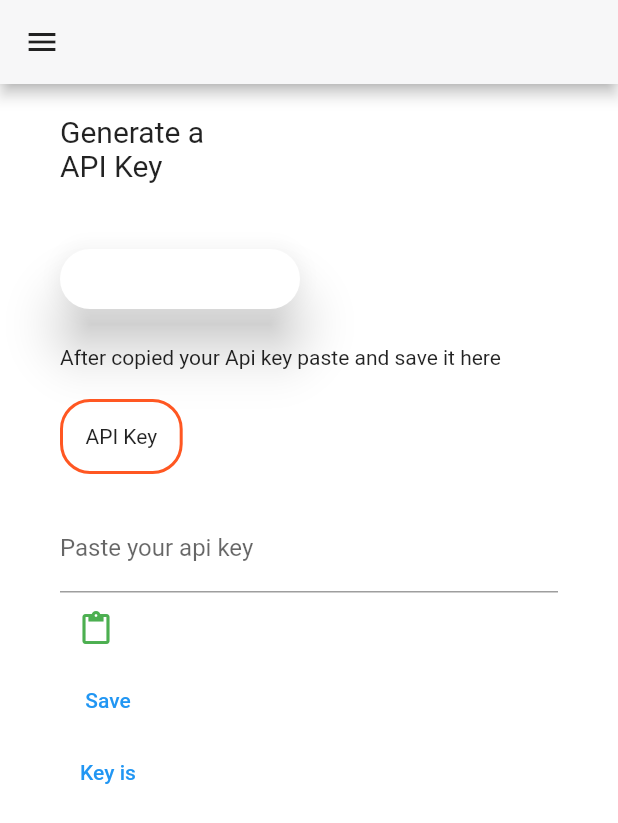
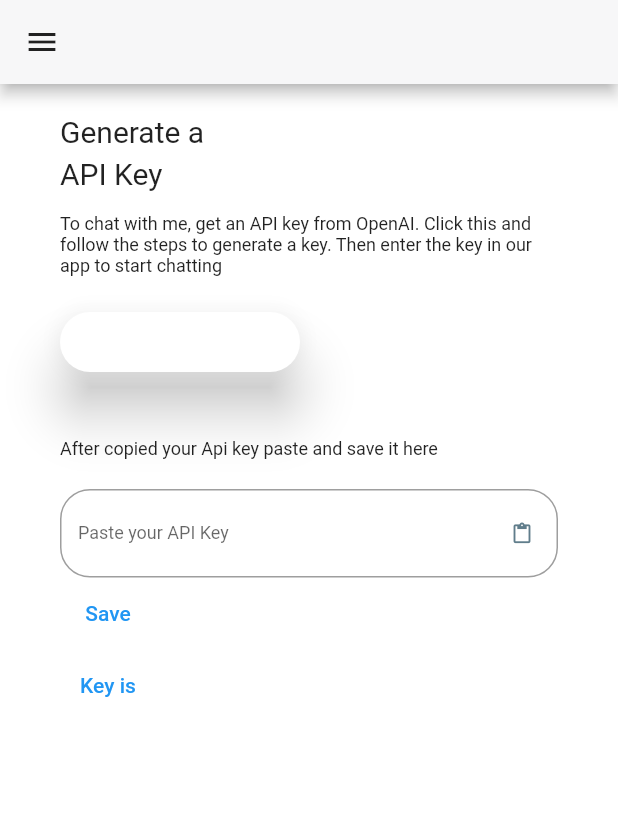
Before and after one commit to Chamidilshan/ChatGPT-App, a Flutter app: the screen it shows after launch, on a phone screen of 412 x 824 dp. Shown: the top 823 px of the screen. Run offline on Flutter 3.47's test engine with Material 2 defaults, Android fonts, the phone set to English and light mode, and no system bars; our stand-ins replace animated_text_kit, flutter_spinkit, shared_preferences.

Commit message:
edited paste button styles

```diff
--- a/lib/screens/keyGenerate_screen.dart
+++ b/lib/screens/keyGenerate_screen.dart
@@ -51,8 +51,18 @@ class _GenerateKeyState extends State<GenerateKey> {
               Text(
                 'Generate a', style: TextStyle(fontSize: 20.0, color: Colors.black87),
               ),
+            SizedBox(
+              height: 5.0,
+            ),
             Text(
               'API Key', style: TextStyle(fontSize: 20.0, color: Colors.black87),
+            ),
+              SizedBox(
+                height: 15.0,
+              ),
+              Text('To chat with me, get an API key from OpenAI. Click this and follow the steps to generate a key. '
+                  'Then enter the key in our app to start chatting',
+                style: TextStyle(fontSize: 12.0, color: Colors.black87),
               ),
               // Padding(
               //   padding: const EdgeInsets.all(5.0),
@@ -77,7 +87,7 @@ class _GenerateKeyState extends State<GenerateKey> {
               //   ),
               // ),
             SizedBox(
-              height: 40.0,
+              height: 20.0,
             ),
             ElevatedButton(
               style: ElevatedButton.styleFrom(
@@ -100,40 +110,56 @@ class _GenerateKeyState extends State<GenerateKey> {
                   debugPrint('succesfully');
                 }
               },
-              child: Text('Create new key'),
+              child: Text(
+                  'Create new key',
+                style: TextStyle(fontSize: 12.0, color: Colors.black54),
+              ),
             ),
             SizedBox(
-              height: 20.0,
+              height: 40.0,
             ),
              Container(
                 child: Text(
-                    'After copied your Api key paste and save it here'
+                    'After copied your Api key paste and save it here',
+                  style: TextStyle(fontSize: 12.0, color: Colors.black87),
                     ),
              ),
             SizedBox(
               height: 20.0,
             ),
-            Container(
-              padding: EdgeInsets.all(15.0),
-              child: Text('API Key'),
-              decoration: BoxDecoration(
-                border: Border.all(
-                  color: Colors.deepOrange,
-                  width: 2.0
-                ),
-                borderRadius: BorderRadius.circular(20.0)
+            // Container(
+            //   padding: EdgeInsets.all(15.0),
+            //   child: Text('API Key'),
+            //   decoration: BoxDecoration(
+            //     border: Border.all(
+            //       color: Colors.deepOrange,
+            //       width: 2.0
+            //     ),
+            //     borderRadius: BorderRadius.circular(20.0)
+            //   ),
+            // ),
+            TextField(
+              decoration: InputDecoration(
+                border: OutlineInputBorder(
+                  borderRadius: BorderRadius.circular(20.0),
+                  borderSide: BorderSide(
+                    color: Colors.red,
                   ),
                 ),
-            SizedBox(
-              height: 20.0,
+                focusedBorder: OutlineInputBorder(
+                  borderRadius: BorderRadius.circular(20.0),
+                  borderSide: BorderSide(
+                    color: Colors.green,
                   ),
-            TextField(
-              decoration: InputDecoration(
-                labelText: 'Paste your api key',
                 ),
-              controller: pasteController,
+                floatingLabelStyle: TextStyle(
+                  color: Colors.black54
                 ),
-            IconButton(
+                labelText: 'Paste your API Key',
+                labelStyle: TextStyle(
+                  fontSize: 12.0,
+                ),
+                suffixIcon: IconButton(
                     onPressed: () async {
                       final clipPaste =  await Clipboard.getData(Clipboard.kTextPlain);
                       final text = clipPaste == null ? '' : clipPaste.text!;
@@ -143,8 +169,12 @@ class _GenerateKeyState extends State<GenerateKey> {
                     },
                     icon: Icon(
                       Icons.content_paste,
-                  color: Colors.green,
+                      color: Colors.blueGrey,
+                      size: 15.0,
                     )
+                ),
+              ),
+              controller: pasteController,
             ),
             TextButton(
                 onPressed: () async {
```
Lines whose indentation alone changed are shown as unchanged.
